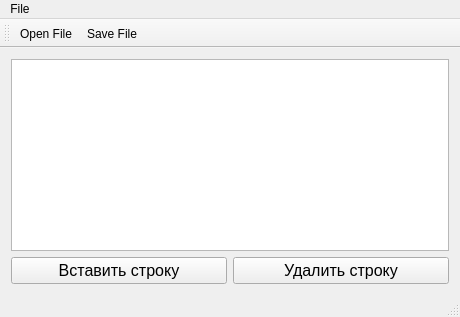
Qt form mainwindow.ui (MrKenny61/Task2) before a commit.
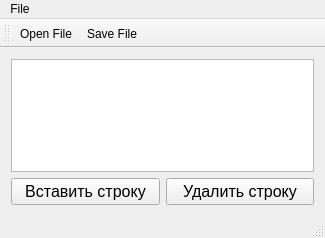
The same form after that commit.

The edit to the form file:
```diff
--- a/mainwindow.ui
+++ b/mainwindow.ui
@@ -6,8 +6,8 @@
    <rect>
     <x>0</x>
     <y>0</y>
-    <width>460</width>
-    <height>317</height>
+    <width>325</width>
+    <height>238</height>
    </rect>
   </property>
   <property name="windowTitle">
@@ -53,7 +53,7 @@
     <rect>
      <x>0</x>
      <y>0</y>
-     <width>460</width>
+     <width>325</width>
      <height>21</height>
     </rect>
    </property>
```
